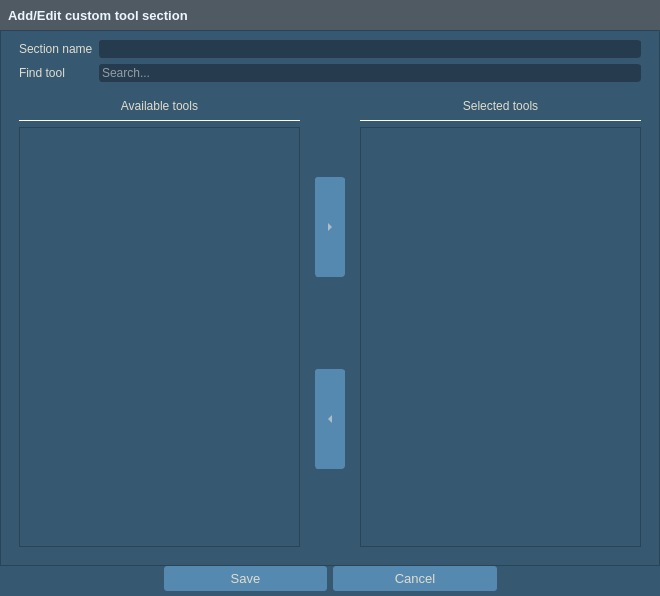
Before: the Qt Designer form SectionManager/UI/add_section_dialog.ui in GIAPspzoo/GIAP_PolaMap_lite, drawn with Qt 5.
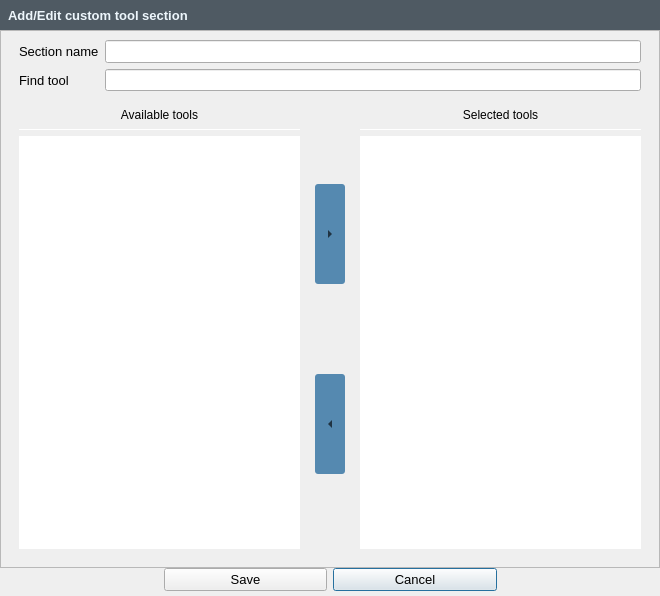
After: the same form once the commit is applied. Icons and pictures are not drawn. Custom widgets are drawn as their Qt base class.

The edit to the form file:
```diff
--- a/SectionManager/UI/add_section_dialog.ui
+++ b/SectionManager/UI/add_section_dialog.ui
@@ -42,421 +42,7 @@
     <normaloff>:/plugins/GIAP-giap_layout/icons/giap_logo.png</normaloff>:/plugins/GIAP-giap_layout/icons/giap_logo.png</iconset>
   </property>
   <property name="styleSheet">
-   <string notr="true">* {
-background-color: #365871;
-color:#E0DECF;
-font: 10pt &quot;Segoe UI&quot;;
-}
-QLabel{
-font: 10pt &quot;Segoe UI&quot;;
-color:#E0DECF;
-height: 35px;
-}
-QCheckBox::indicator {
-  width: 13px;
-    height: 13px;
-border: 0px solid #E0DECF;
-}
-QCheckBox::indicator:checked {
- image: url(:/plugins/GIAP-PolaMap/icons/checked.png);
-  width: 13px;
-    height: 13px;
-}
-QCheckBox::indicator:unchecked {
- image: url(:/plugins/GIAP-PolaMap/icons/unchecked.png);
-  width: 13px;
-    height: 13px;
-}
-
-QScrollBar:horizontal {
-    height: 15px;
-}
-QScrollBar::handle:horizontal {
-    background: #5589B0;
-    border-radius: 5px;
-    width: 10px;
-    margin: 2px 0 2px 0;
-}
-QScrollBar::add-line:horizontal, QScrollBar::sub-line:horizontal  {
-    border: 1px solid transparent;
-    background: transparent;
-    width: 12px;
-}
- QScrollBar:vertical {
-     width: 15px;
- }
- QScrollBar::handle:vertical {
-     background: #5589B0;
-     height: 10px;
-     border-radius: 5px;
-         margin: 0px 2px 0px 2px;
- }
- QScrollBar::add-line:vertical{
-    border: 1px solid transparent;
-     background: transparent;
-     height: 12px;
- }
-
- QScrollBar::sub-line:vertical {
-      border: 1px solid transparent;
-     background: transparent;
-     height: 12px;
- }
-
-QAbstractScrollArea::corner {
- border: 1px solid transparent;
-width: 0px; 
-height: 0px;
-}
-
-QPushButton {
-padding: 5px;
-}
-
-QLineEdit, QTextEdit{
-border: 1px solid;
-border-radius:3px;
-border-color: #263c4e;
-background-color: #263c4e;
-}
-
-QLineEdit:focus{
-border: solid;
-border-style: solid;
-border-width: 1px;
-border-color: #E0DECF;
-}
-
-QPushButton {
-border: none;
-border-width: 1px;
-border-radius:3px;
-background-color: #5589B0;
-}
-QPushButton:checked {
-background-color: #5589B0;
-border: solid;
-border-width: 1px;
-border-color: #5589B0;
-}
-
-QPushButton:pressed {
-background-color: #5589B0;
-border: solid;
-border-width: 1px;
-border-color:#5589B0;
-}
-QPushButton:hover {
-background-color: #5589B0;
-border-radius: 3px;
-border: solid;
-border-style: solid;
-border-width: 1px;
-border-color: #E0DECF;
-}
-
-QToolButton {
-border: none;
-border-width: 1px;
-border-radius:3px;
-background-color: #5589B0;
-}
-
-QToolButton:checked {
-background-color: #5589B0;
-border: solid;
-border-width: 1px;
-border-color: #5589B0;
-}
-QToolButton:hover {
-background-color: #5589B0;
-border-radius: 3px;
-border: solid;
-border-style: solid;
-border-width: 1px;
-border-color: #E0DECF;
-}
-
-
-QToolButton:pressed {
-background-color: #5589B0;
-border: solid;
-border-width: 1px;
-border-color:#5589B0;
-}
-
-QToolButton::menu, QToolButton::menu-button {
-background-color: #263C4E;
-border: solid;
-border-width: 1px;
-border-color: #5589B0;
-}
-
-QMenu::item:selected {
-background-color:  #5589B0;
-}
-
-QComboBox QListView{
-selection-background-color:  #5589B0;
-    color: #E0DECF;
-     padding: 2px;
-}
-
-QComboBox:editable {
-border: 0px solid #5589B0;
-border-radius: 3px;
-background-color: #263c4e;
-padding: 0px 0px 0px 3px;
-}
-
-QComboBox:editable:focus{
-border: solid;
-border-style: solid;
-border-width: 1px;
-border-color: #E0DECF;
-}
-
-QComboBox:!editable {
-border: 0px solid #5589B0;
-border-radius: 3px;
-background-color: #263c4e;
-padding:0px 3px 0px 3px;
-}
-
-QComboBox:!editable:on {
-background-color: #263c4e;
-border: solid;
-border-width: 1px;
-border-color: #365871;
-padding:0px 5px 0px 3px;
-}
-
-QComboBox::drop-down {
-border-left: solid;
-border-width: 0px;
-background-color: #263c4e;
-border-radius: 3px;
-}
-QComboBox::drop-down:editable:on {
-background-color:#263c4e;
-border: solid;
-border-width: 1px;
-border-color: #263c4e;
-}
-
-QComboBox::drop-down:!editable:on {
-background-color: #263c4e;
-}
-
-QComboBox::down-arrow {
-        image:  url(:/plugins/GIAP-PolaMap/icons/branch-open.png);
-    width: 18px;
-    height: 28px;
-}
-
-QComboBox::down-arrow:hover, QComboBox::down-arrow:pressed{
-border: solid;
-border-width: 0px;
-border-color: #E0DECF;
-border-radius: 3px;
-margin:0px 3px 0px -1px;
-}
-
-QToolTip {
-color:white;
-	font: 9pt &quot;Segoe UI&quot;;
-font-weight: normal;
-border-style: double;
-border: 0.1rem;
-border-radius: 0.3rem;
-background-color:#4F5A63;
-}
-
-Line {
-color: qlineargradient(spread:pad, x1:0, y1:1, x2:0, y2:0, stop:0 rgba(65, 97, 124, 255), stop:1 rgba(90, 135, 172, 255));
-}
-
-QTabBar::tab {
-border-top-left-radius: 3px;
-border-top-right-radius: 3px;
-padding:1px 0px 1px 0px;
-margin-top: 2px;
-color: #E0DECF;
-font-weight: 550;
-}
-
-QTabBar::tab:selected {
-border: 0rem solid;
-border-color:#5589B0;
-margin-bottom: 2px;
-border-bottom: 2px solid #E0DECF;
-font-weight: 650;
-color: #E0DECF;
-}
-QTabBar::tab:hover {
-border: 0rem solid;
-background: transparent;
-margin-bottom: 2px;
-border-bottom: 2px solid #E0DECF;
-font-weight: 650;
-}
-
-QTabBar::tab:!selected {
-border: 0rem solid;
-background: transparent;
-margin-bottom: 2px;
-border-bottom: 2px solid transparent;
-font-weight: 550;
-color: #B3B2A6;
-}
-QTabBar::tab:!selected:hover {
-border: 0rem solid;
-background: transparent;
-margin-bottom: 2px;
-border-bottom: 2px solid #E0DECF;
-font-weight: 550;
-color: #B3B2A6;
-}
-
-QTabBar::tab:last:!selected {
-margin-right: 1px;
-}
-
-QTabWidget::pane {
-border-top:1px solid #B3B2A6;
-border-bottom: 0px solid #B3B2A6;
-}
-
-QTabWidget::tab-bar {
-left: 5px;
-right: 5px;
-}
-
-QTreeView {
-    border: 0rem solid;
-    border-color: #5589B0;
-    margin: 0.2rem;
-   show-decoration-selected: 1;
-}
-
-QTreeView::item,
-QTreeView::branch {
-    color: black;
-     padding:2px;
-}
-
-QTreeView:branch:hover,
-QTreeView:item:hover
-{
-    background-color: #5589B0;
-    color: white;
-}
-
-QTreeView:branch:selected,
-QTreeView:item:selected
-{
-    background-color: #5589B0;
-    color: white;
-}
-
-QTreeView::branch:has-children:!has-siblings:closed,
-QTreeView::branch:closed:has-children:has-siblings {
-        border-image: none;
-        image: url(:/plugins/GIAP-PolaMap/icons/branch-closed.png);
-}
-
-QTreeView::branch:open:has-children:!has-siblings,
-QTreeView::branch:open:has-children:has-siblings  {
-        border-image: none;
-        image:  url(:/plugins/GIAP-PolaMap/icons/branch-open.png);
-}
-
-QProgressBar {
-    border: 0.2rem solid #365871;
-    background-color: #365871;
-    border-radius: 0.3rem;
-    text-align: center;
-    color: white;
-}
-
-QProgressBar::chunk {
-    background-color: #5589B0;
-}
-QSpinBox, QDoubleSpinBox,
-QSpinBox:editable,
-QSpinBox:hover,
-QSpinBox:pressed,
-QDoubleSpinBox:editable,
-QDoubleSpinBox:hover,
-QDoubleSpinBox:pressed {
-    border: 0.1rem solid;
-    border-radius: 0.3rem;
-    border-color: #263c4e;
-background-color: #263c4e;
-}
-QSpinBox:focus, QDoubleSpinBox:focus {
-border-style: solid;
-border-width: 0rem;
-border-color: #E0DECF;
-}
-QSpinBox:disabled, QDoubleSpinBox:disabled {
-  border: none;
-  border-bottom: 0.1rem solid #263c4e;
-  border-radius: 0;
-  background: #263c4e;
-  color: #000000;
-}
-QSpinBox::up-button, QDoubleSpinBox::up-button{
-  subcontrol-origin: border;
-  subcontrol-position: top right;
-  border: 0rem solid white;
-  border-radius: 3;
-  background: #263c4e;
-}
-QSpinBox::down-button, QDoubleSpinBox::down-button {
-  subcontrol-origin: border;
-  subcontrol-position: bottom right;
-  border: 0rem solid white;
-  border-radius: 3;
-  background: #263c4e;
-}
-QSpinBox::down-button:hover, QDoubleSpinBox::down-button:hover, QSpinBox::up-button:hover, QDoubleSpinBox::up-button:hover {
-border: solid;
-border-width: 0.1rem;
-border-color: #E0DECF;
-}
-QSpinBox::up-arrow,QDoubleSpinBox::up-arrow {
-  image: url(:/plugins/GIAP-PolaMap/icons/spinup.png);
-    width: 18px;
-    height: 18px;
-}
-QSpinBox::up-arrow:disabled,
-QSpinBox::up-arrow:off {
-  image: none;
-}
-QSpinBox::down-arrow, QDoubleSpinBox::down-arrow {
-  image: url(:/plugins/GIAP-PolaMap/icons/spindown.png);
-    width: 18px;
-    height: 18px;
-}
-QSpinBox::down-arrow:disabled,
-QSpinBox::down-arrow:off,
- QDoubleSpinBox::down-arrow:disabled,
-QDoubleSpinBox::down-arrow:off{
-  image: none;
-}
-
-QTableView {
-border:1px solid #2A4457;
-color:white;
-selection-background-color: #6FB1E3;
- selection-color: white;
-}
-QTableView::item:selected {
-color:white;
-selection-background-color: #6FB1E3;
-selection-color: white;
-}</string>
+   <string notr="true"/>
   </property>
   <property name="locale">
    <locale language="English" country="UnitedKingdom"/>
@@ -692,9 +278,32 @@
                </font>
               </property>
               <property name="styleSheet">
-               <string notr="true">border: solid;
+               <string notr="true">QToolButton {
+padding: 5px;
+border: none;
 border-width: 1px;
-border-color:#5589B0;</string>
+border-radius: 3px;
+background-color: #5589B0;
+}
+QToolButton:checked {
+background-color: #5589B0;
+border: solid;
+border-width: 1px;
+border-color: #5589B0;
+}
+
+QToolButton:disabled  {
+background-color: #465A68;
+color: #7E7F81;
+}
+
+QToolButton:hover {
+background-color: #5589B0;
+border-radius: 3px;
+border: solid;
+border-width: 1px;
+border-color: #E0DECF;
+}</string>
               </property>
               <property name="text">
                <string>...</string>
@@ -713,9 +322,32 @@
                </size>
               </property>
               <property name="styleSheet">
-               <string notr="true">border: solid;
+               <string notr="true">QToolButton {
+padding: 5px;
+border: none;
 border-width: 1px;
-border-color:#5589B0;</string>
+border-radius: 3px;
+background-color: #5589B0;
+}
+QToolButton:checked {
+background-color: #5589B0;
+border: solid;
+border-width: 1px;
+border-color: #5589B0;
+}
+
+QToolButton:disabled  {
+background-color: #465A68;
+color: #7E7F81;
+}
+
+QToolButton:hover {
+background-color: #5589B0;
+border-radius: 3px;
+border: solid;
+border-width: 1px;
+border-color: #E0DECF;
+}</string>
               </property>
               <property name="text">
                <string>...</string>
```
